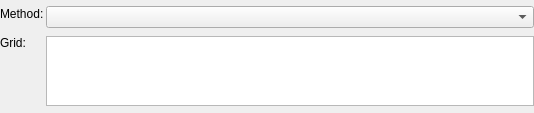
The window that Bricks/widgets/ui_files/Qt4_advanced_methods_layout.ui (mxcube/mxcubeqt) describes before a commit, drawn with Qt 5.
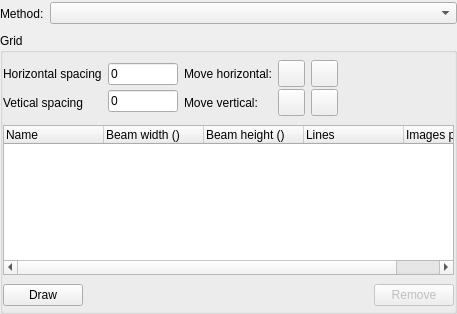
The same window after the commit. Icons and pictures are not drawn.

What changed in the file:
```diff
--- a/Bricks/widgets/ui_files/Qt4_advanced_methods_layout.ui
+++ b/Bricks/widgets/ui_files/Qt4_advanced_methods_layout.ui
@@ -6,8 +6,8 @@
    <rect>
     <x>0</x>
     <y>0</y>
-    <width>534</width>
-    <height>113</height>
+    <width>457</width>
+    <height>314</height>
    </rect>
   </property>
   <property name="sizePolicy">
@@ -33,109 +33,425 @@
     <number>0</number>
    </property>
    <item>
-    <layout class="QHBoxLayout">
+    <layout class="QHBoxLayout" name="main_layout">
      <property name="spacing">
       <number>2</number>
      </property>
      <item>
-      <layout class="QVBoxLayout">
+      <layout class="QVBoxLayout" name="main_vlayout">
        <property name="spacing">
-        <number>2</number>
+        <number>6</number>
        </property>
+       <property name="leftMargin">
+        <number>0</number>
+       </property>
+       <property name="topMargin">
+        <number>0</number>
+       </property>
+       <property name="rightMargin">
+        <number>0</number>
+       </property>
        <item>
-        <widget class="QLabel" name="method_type_label">
-         <property name="minimumSize">
-          <size>
-           <width>0</width>
-           <height>27</height>
-          </size>
+        <layout class="QHBoxLayout" name="horizontalLayout">
+         <property name="spacing">
+          <number>6</number>
          </property>
-         <property name="text">
-          <string>Method:</string>
+         <property name="leftMargin">
+          <number>0</number>
          </property>
-         <property name="wordWrap">
-          <bool>false</bool>
+         <property name="topMargin">
+          <number>0</number>
          </property>
-        </widget>
-       </item>
-       <item>
-        <widget class="QLabel" name="ver_spacing_label">
-         <property name="minimumSize">
-          <size>
-           <width>0</width>
-           <height>27</height>
-          </size>
+         <property name="rightMargin">
+          <number>0</number>
          </property>
-         <property name="text">
-          <string>Grid:</string>
-         </property>
-         <property name="wordWrap">
-          <bool>false</bool>
-         </property>
-        </widget>
+         <item>
+          <widget class="QLabel" name="method_type_label">
+           <property name="minimumSize">
+            <size>
+             <width>0</width>
+             <height>27</height>
+            </size>
+           </property>
+           <property name="text">
+            <string>Method:</string>
+           </property>
+           <property name="wordWrap">
+            <bool>false</bool>
+           </property>
+          </widget>
+         </item>
+         <item>
+          <widget class="QComboBox" name="method_combo">
+           <property name="sizePolicy">
+            <sizepolicy hsizetype="Expanding" vsizetype="Fixed">
+             <horstretch>0</horstretch>
+             <verstretch>0</verstretch>
+            </sizepolicy>
+           </property>
+           <property name="minimumSize">
+            <size>
+             <width>270</width>
+             <height>0</height>
+            </size>
+           </property>
+           <property name="maximumSize">
+            <size>
+             <width>32767</width>
+             <height>16777215</height>
+            </size>
+           </property>
+          </widget>
+         </item>
+        </layout>
        </item>
        <item>
-        <spacer name="verticalSpacer">
-         <property name="orientation">
-          <enum>Qt::Vertical</enum>
+        <widget class="QGroupBox" name="grid_gbox">
+         <property name="title">
+          <string>Grid</string>
          </property>
-         <property name="sizeHint" stdset="0">
-          <size>
-           <width>20</width>
-           <height>20</height>
-          </size>
-         </property>
-        </spacer>
-       </item>
-      </layout>
-     </item>
-     <item>
-      <layout class="QVBoxLayout">
-       <property name="spacing">
-        <number>2</number>
-       </property>
-       <item>
-        <widget class="QComboBox" name="method_combo">
-         <property name="sizePolicy">
-          <sizepolicy hsizetype="Expanding" vsizetype="Fixed">
-           <horstretch>0</horstretch>
-           <verstretch>0</verstretch>
-          </sizepolicy>
-         </property>
-         <property name="minimumSize">
-          <size>
-           <width>270</width>
-           <height>0</height>
-          </size>
-         </property>
-         <property name="maximumSize">
-          <size>
-           <width>32767</width>
-           <height>16777215</height>
-          </size>
-         </property>
-        </widget>
-       </item>
-       <item>
-        <widget class="QListWidget" name="grid_listwidget">
-         <property name="sizePolicy">
-          <sizepolicy hsizetype="Expanding" vsizetype="Fixed">
-           <horstretch>0</horstretch>
-           <verstretch>0</verstretch>
-          </sizepolicy>
-         </property>
-         <property name="minimumSize">
-          <size>
-           <width>0</width>
-           <height>70</height>
-          </size>
-         </property>
-         <property name="maximumSize">
-          <size>
-           <width>32767</width>
-           <height>70</height>
-          </size>
-         </property>
+         <layout class="QGridLayout" name="gridLayout">
+          <property name="leftMargin">
+           <number>0</number>
+          </property>
+          <property name="topMargin">
+           <number>4</number>
+          </property>
+          <property name="rightMargin">
+           <number>0</number>
+          </property>
+          <property name="bottomMargin">
+           <number>0</number>
+          </property>
+          <property name="horizontalSpacing">
+           <number>6</number>
+          </property>
+          <item row="0" column="0">
+           <layout class="QVBoxLayout" name="grid_vlayout">
+            <property name="leftMargin">
+             <number>0</number>
+            </property>
+            <property name="topMargin">
+             <number>0</number>
+            </property>
+            <property name="rightMargin">
+             <number>0</number>
+            </property>
+            <item>
+             <layout class="QHBoxLayout" name="grid_tools_hlayout">
+              <property name="spacing">
+               <number>6</number>
+              </property>
+              <property name="leftMargin">
+               <number>0</number>
+              </property>
+              <property name="topMargin">
+               <number>0</number>
+              </property>
+              <property name="rightMargin">
+               <number>0</number>
+              </property>
+              <item>
+               <layout class="QVBoxLayout" name="spacing_lable_vlayout">
+                <property name="spacing">
+                 <number>2</number>
+                </property>
+                <property name="leftMargin">
+                 <number>0</number>
+                </property>
+                <property name="topMargin">
+                 <number>0</number>
+                </property>
+                <property name="rightMargin">
+                 <number>0</number>
+                </property>
+                <item>
+                 <widget class="QLabel" name="hor_spacing_label">
+                  <property name="text">
+                   <string>Horizontal spacing</string>
+                  </property>
+                 </widget>
+                </item>
+                <item>
+                 <widget class="QLabel" name="ver_spacing_label_2">
+                  <property name="text">
+                   <string>Vetical spacing</string>
+                  </property>
+                 </widget>
+                </item>
+               </layout>
+              </item>
+              <item>
+               <layout class="QVBoxLayout" name="spacing_ledit_vlayout">
+                <property name="spacing">
+                 <number>2</number>
+                </property>
+                <item>
+                 <widget class="QLineEdit" name="hor_spacing_ledit">
+                  <property name="maximumSize">
+                   <size>
+                    <width>70</width>
+                    <height>16777215</height>
+                   </size>
+                  </property>
+                  <property name="text">
+                   <string>0</string>
+                  </property>
+                 </widget>
+                </item>
+                <item>
+                 <widget class="QLineEdit" name="ver_spacing_ledit">
+                  <property name="maximumSize">
+                   <size>
+                    <width>70</width>
+                    <height>16777215</height>
+                   </size>
+                  </property>
+                  <property name="text">
+                   <string>0</string>
+                  </property>
+                 </widget>
+                </item>
+               </layout>
+              </item>
+              <item>
+               <layout class="QVBoxLayout" name="move_label_vlayout">
+                <property name="spacing">
+                 <number>2</number>
+                </property>
+                <property name="leftMargin">
+                 <number>0</number>
+                </property>
+                <property name="topMargin">
+                 <number>0</number>
+                </property>
+                <property name="rightMargin">
+                 <number>0</number>
+                </property>
+                <item>
+                 <widget class="QLabel" name="move_hor_label">
+                  <property name="text">
+                   <string>Move horizontal:</string>
+                  </property>
+                 </widget>
+                </item>
+                <item>
+                 <widget class="QLabel" name="move_ver_label">
+                  <property name="text">
+                   <string>Move vertical:</string>
+                  </property>
+                 </widget>
+                </item>
+               </layout>
+              </item>
+              <item>
+               <layout class="QVBoxLayout" name="move_buttons_one_layout">
+                <property name="spacing">
+                 <number>2</number>
+                </property>
+                <property name="leftMargin">
+                 <number>0</number>
+                </property>
+                <property name="topMargin">
+                 <number>0</number>
+                </property>
+                <property name="rightMargin">
+                 <number>0</number>
+                </property>
+                <item>
+                 <widget class="QPushButton" name="move_left_button">
+                  <property name="maximumSize">
+                   <size>
+                    <width>27</width>
+                    <height>27</height>
+                   </size>
+                  </property>
+                  <property name="text">
+                   <string/>
+                  </property>
+                  <property name="icon">
+                   <iconset>
+                    <normaloff>../../../BlissFramework/Icons/Left2.png</normaloff>../../../BlissFramework/Icons/Left2.png</iconset>
+                  </property>
+                 </widget>
+                </item>
+                <item>
+                 <widget class="QPushButton" name="move_up_button">
+                  <property name="maximumSize">
+                   <size>
+                    <width>27</width>
+                    <height>27</height>
+                   </size>
+                  </property>
+                  <property name="text">
+                   <string/>
+                  </property>
+                  <property name="icon">
+                   <iconset>
+                    <normaloff>../../../BlissFramework/Icons/Up2.png</normaloff>../../../BlissFramework/Icons/Up2.png</iconset>
+                  </property>
+                 </widget>
+                </item>
+               </layout>
+              </item>
+              <item>
+               <layout class="QVBoxLayout" name="move_buttons_two_layout">
+                <property name="spacing">
+                 <number>2</number>
+                </property>
+                <property name="leftMargin">
+                 <number>0</number>
+                </property>
+                <property name="topMargin">
+                 <number>0</number>
+                </property>
+                <property name="rightMargin">
+                 <number>0</number>
+                </property>
+                <item>
+                 <widget class="QPushButton" name="move_right_button">
+                  <property name="maximumSize">
+                   <size>
+                    <width>27</width>
+                    <height>27</height>
+                   </size>
+                  </property>
+                  <property name="text">
+                   <string/>
+                  </property>
+                  <property name="icon">
+                   <iconset>
+                    <normaloff>../../../BlissFramework/Icons/Right2.png</normaloff>../../../BlissFramework/Icons/Right2.png</iconset>
+                  </property>
+                 </widget>
+                </item>
+                <item>
+                 <widget class="QPushButton" name="move_down_button">
+                  <property name="maximumSize">
+                   <size>
+                    <width>27</width>
+                    <height>27</height>
+                   </size>
+                  </property>
+                  <property name="text">
+                   <string/>
+                  </property>
+                  <property name="icon">
+                   <iconset>
+                    <normaloff>../../../BlissFramework/Icons/Down2.png</normaloff>../../../BlissFramework/Icons/Down2.png</iconset>
+                  </property>
+                 </widget>
+                </item>
+               </layout>
+              </item>
+              <item>
+               <spacer name="horizontalSpacer">
+                <property name="orientation">
+                 <enum>Qt::Horizontal</enum>
+                </property>
+                <property name="sizeHint" stdset="0">
+                 <size>
+                  <width>40</width>
+                  <height>20</height>
+                 </size>
+                </property>
+               </spacer>
+              </item>
+             </layout>
+            </item>
+           </layout>
+          </item>
+          <item row="1" column="0">
+           <widget class="QTreeWidget" name="grid_treewidget">
+            <property name="maximumSize">
+             <size>
+              <width>16777215</width>
+              <height>150</height>
+             </size>
+            </property>
+            <property name="font">
+             <font>
+              <pointsize>9</pointsize>
+              <weight>50</weight>
+              <italic>false</italic>
+              <bold>false</bold>
+             </font>
+            </property>
+            <property name="rootIsDecorated">
+             <bool>false</bool>
+            </property>
+            <column>
+             <property name="text">
+              <string>Name</string>
+             </property>
+            </column>
+            <column>
+             <property name="text">
+              <string>Beam width ()</string>
+             </property>
+            </column>
+            <column>
+             <property name="text">
+              <string>Beam height ()</string>
+             </property>
+            </column>
+            <column>
+             <property name="text">
+              <string>Lines</string>
+             </property>
+            </column>
+            <column>
+             <property name="text">
+              <string>Images per line</string>
+             </property>
+            </column>
+           </widget>
+          </item>
+          <item row="2" column="0">
+           <layout class="QHBoxLayout" name="buttons_hlayout">
+            <property name="leftMargin">
+             <number>0</number>
+            </property>
+            <property name="topMargin">
+             <number>0</number>
+            </property>
+            <item>
+             <widget class="QPushButton" name="draw_grid_button">
+              <property name="text">
+               <string>Draw</string>
+              </property>
+              <property name="icon">
+               <iconset>
+                <normaloff>../../../BlissFramework/Icons/Grid.png</normaloff>../../../BlissFramework/Icons/Grid.png</iconset>
+              </property>
+             </widget>
+            </item>
+            <item>
+             <spacer name="horizontalSpacer_2">
+              <property name="orientation">
+               <enum>Qt::Horizontal</enum>
+              </property>
+              <property name="sizeHint" stdset="0">
+               <size>
+                <width>40</width>
+                <height>20</height>
+               </size>
+              </property>
+             </spacer>
+            </item>
+            <item>
+             <widget class="QPushButton" name="remove_grid_button">
+              <property name="enabled">
+               <bool>false</bool>
+              </property>
+              <property name="text">
+               <string>Remove</string>
+              </property>
+             </widget>
+            </item>
+           </layout>
+          </item>
+         </layout>
         </widget>
        </item>
       </layout>
```
